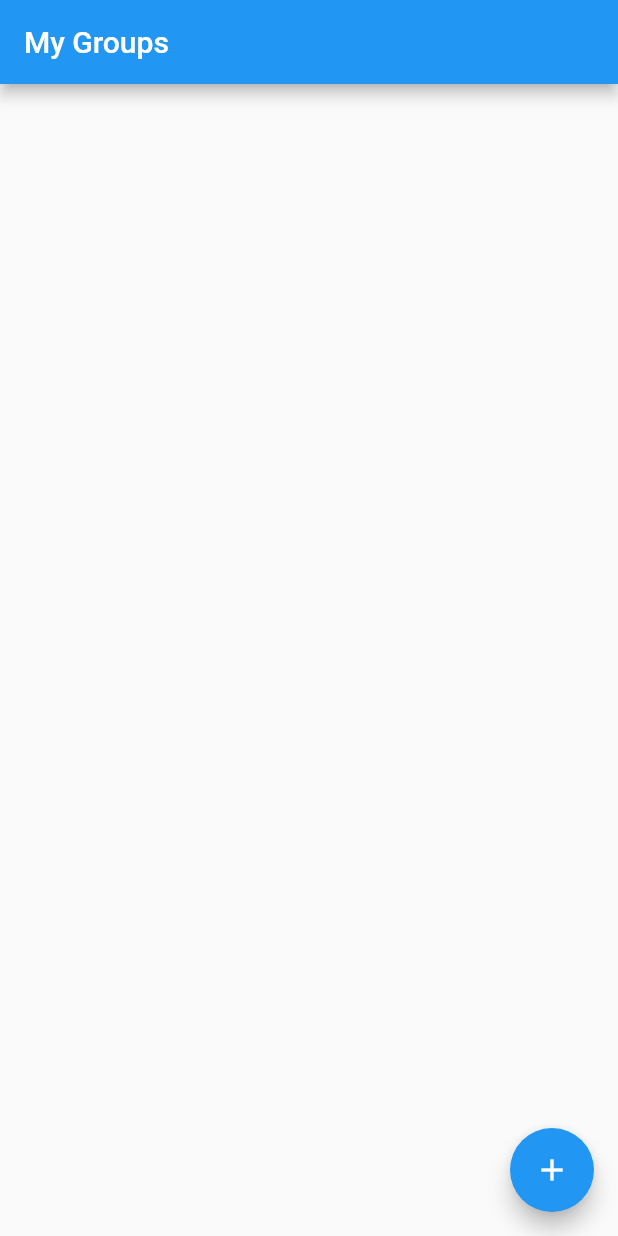
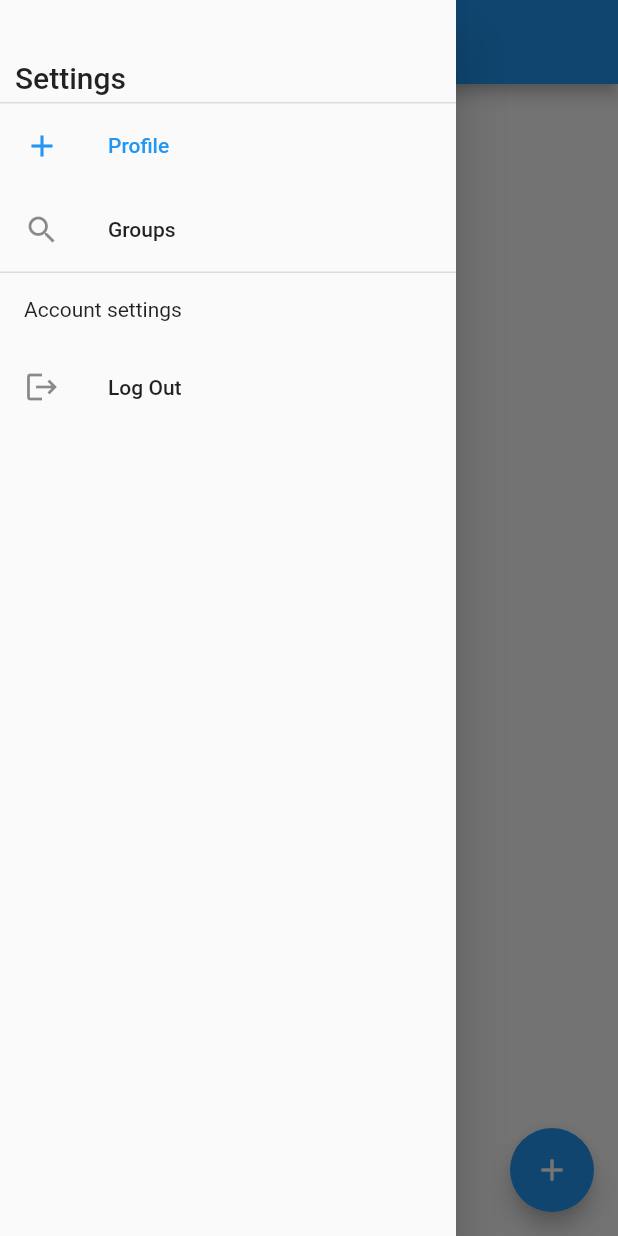
Before and after one commit to Anu8690/location_tracking_app, a Flutter app: the screen it shows once a user with an empty profile is signed in, with the side drawer open (before the commit the screen has no drawer), on a phone screen of 412 x 824 dp. Run offline on Flutter 3.47's test engine with Material 2 defaults, Android fonts, the phone set to English and light mode, and no system bars; our stand-ins replace cloud_firestore, firebase_auth, firebase_core, firebase_storage, flutter_svg, geolocator and 3 more; missing offline and left inert: geoflutterfire; accounts and stored records are empty.

Commit message:
appearance modified

```diff
--- a/lib/pages/Groups/groupList.dart
+++ b/lib/pages/Groups/groupList.dart
@@ -20,7 +20,6 @@ class _GroupListState extends State<GroupList> {
         itemBuilder: (context, index) {
           return Card(
             child: ListTile(
-              // leading: Image.network(_cartList[index].imageUrl),
               title: Text(_grpList[index].grpName),
               subtitle: TextButton(
                 child: Text('Group Info'),
@@ -35,7 +34,7 @@ class _GroupListState extends State<GroupList> {
                 onPressed: () {
                   Navigator.of(context).push(MaterialPageRoute(
                       builder: (context) =>
-                          HomePage(grpDocId: _grpList[index].docId,)));
+                          HomePage(grpDocId: _grpList[index].docId,grpName: _grpList[index].grpName,)));
                 },
               ),
               isThreeLine: true,
--- a/lib/pages/Groups/groups.dart
+++ b/lib/pages/Groups/groups.dart
@@ -3,6 +3,7 @@ import 'package:location_tracking_app/Service/grp_service.dart';
 import 'package:location_tracking_app/pages/Groups/groupList.dart';
 import 'package:provider/provider.dart';
 import 'package:location_tracking_app/Models/Group.dart';
+import 'package:location_tracking_app/Service/Auth_Service.dart';
 
 class Groups extends StatefulWidget {
   const Groups({Key? key}) : super(key: key);
@@ -12,16 +13,19 @@ class Groups extends StatefulWidget {
 }
 
 class _GroupsState extends State<Groups> {
+  int _selectedDestination = 0;
+  AuthClass authClass = AuthClass();
+
   @override
   Widget build(BuildContext context) {
     return StreamProvider<List<Group>>.value(
       initialData: [],
       value: GroupService().groups,
       child: Scaffold(
+        drawer: drawerBar(),
         floatingActionButton: FloatingActionButton(
           onPressed: () {
-            Navigator.of(context)
-                .pushNamed('/search');
+            Navigator.of(context).pushNamed('/search');
           },
           child: Icon(Icons.add),
         ),
@@ -32,4 +36,76 @@ class _GroupsState extends State<Groups> {
       ),
     );
   }
+
+  Widget drawerBar() {
+    return Drawer(
+      child: ListView(
+        padding: EdgeInsets.zero,
+        children: <Widget>[
+          Padding(
+            padding: const EdgeInsets.fromLTRB(10, 40, 0, 5),
+            child: Text(
+              'Settings',
+              style: Theme.of(context).textTheme.headline6,
+            ),
+          ),
+          Divider(
+            height: 1,
+            thickness: 1,
+          ),
+          ListTile(
+            leading: Icon(Icons.add),
+            title: Text('Profile'),
+            selected: _selectedDestination == 0,
+            onTap: () {
+              selectDestination(0);
+              Navigator.of(context).pushNamed('/profile');
+            },
+          ),
+          ListTile(
+            leading: Icon(Icons.search),
+            title: Text('Groups'),
+            selected: _selectedDestination == 1,
+            onTap: () {
+              selectDestination(1);
+              Navigator.of(context).pushNamed('/groups');
+            },
+          ),
+          // ListTile(
+          //   leading: Icon(Icons.label),
+          //   title: Text('Test Page'),
+          //   selected: _selectedDestination == 2,
+          //   onTap: () {
+          //     selectDestination(2);
+          //   },
+          // ),
+          Divider(
+            height: 1,
+            thickness: 1,
+          ),
+          Padding(
+            padding: const EdgeInsets.all(16.0),
+            child: Text(
+              'Account settings',
+            ),
+          ),
+          ListTile(
+            leading: Icon(Icons.logout),
+            title: Text('Log Out'),
+            selected: _selectedDestination == 3,
+            onTap: () {
+              selectDestination(3);
+              authClass.signOut();
+            },
+          ),
+        ],
+      ),
+    );
+  }
+
+  void selectDestination(int index) {
+    setState(() {
+      _selectedDestination = index;
+    });
+  }
 }
```
Also changed, not shown: lib/pages/HomePage.dart (+4 -86 lines).
